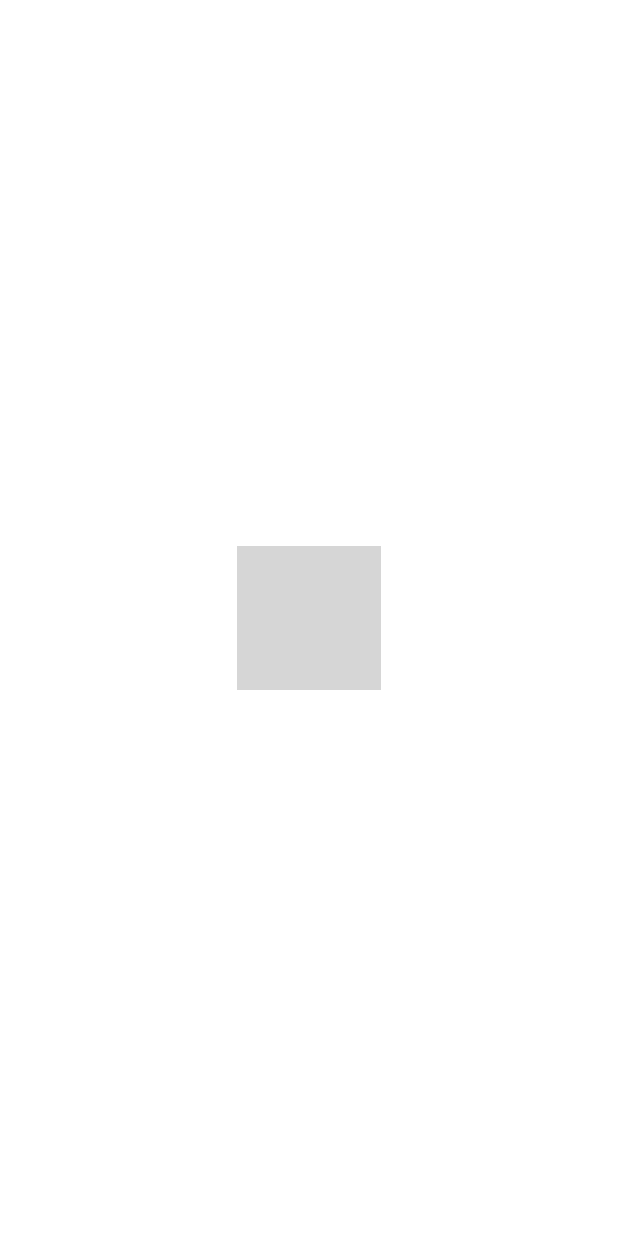
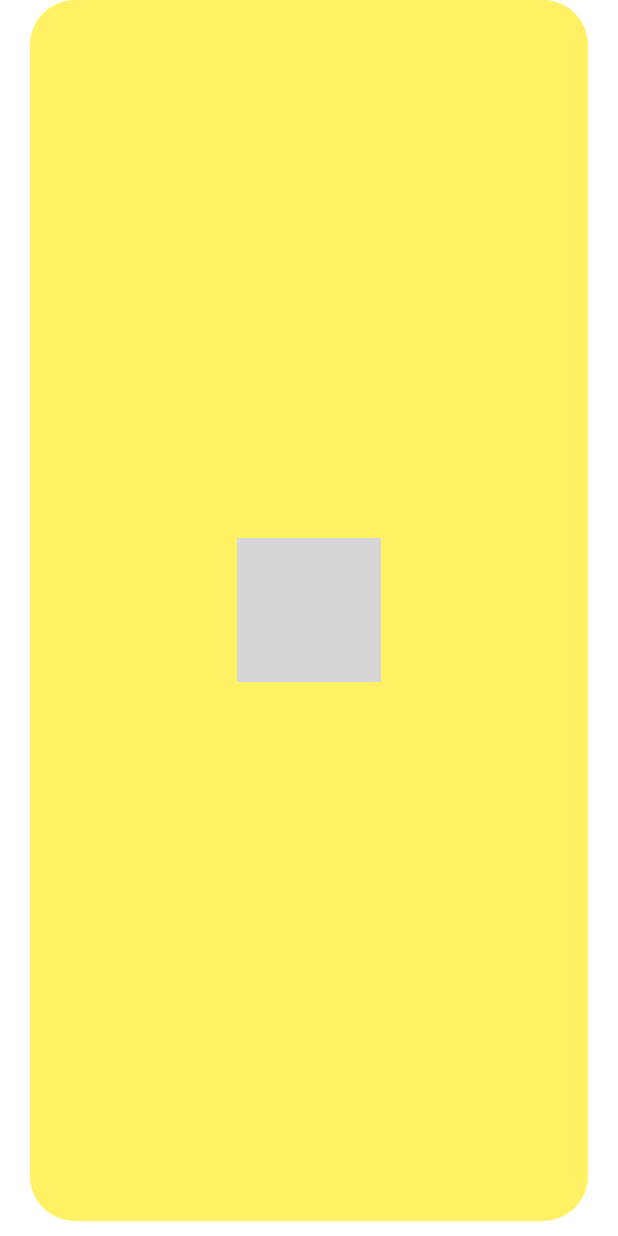
Before and after one commit to DokyeongHan/weatherand2, an Android app: the layout layout_one.xml on its own in the app's theme, with its tools: preview values and no code run, on a phone screen of 412 x 824 dp. Run offline under Robolectric (Android 15) with nearby library versions, the phone set to English and light mode, and no system bars; grey boxes are pictures that could not be loaded.

Commit message:
ui 변경

```diff
--- /dev/null
+++ b/app/src/main/res/drawable/rounded.xml
@@ -0,0 +1,6 @@
+<?xml version="1.0" encoding="UTF-8"?>
+<shape xmlns:android="http://schemas.android.com/apk/res/android">
+    <solid android:color="#FFF064"/>
+    <corners android:radius="30dip"/>
+    <padding android:left="0dip" android:top="0dip" android:right="0dip" android:bottom="0dip" />
+</shape>
--- /dev/null
+++ b/app/src/main/res/drawable/underline.xml
@@ -0,0 +1,4 @@
+<?xml version="1.0" encoding="utf-8"?>
+<selector xmlns:android="http://schemas.android.com/apk/res/android">
+
+</selector>
--- a/app/src/main/res/layout/layout_one.xml
+++ b/app/src/main/res/layout/layout_one.xml
@@ -1,14 +1,26 @@
 <?xml version="1.0" encoding="utf-8"?>
-<LinearLayout xmlns:android="http://schemas.android.com/apk/res/android"
+<RelativeLayout xmlns:android="http://schemas.android.com/apk/res/android"
     android:layout_width="fill_parent"
     android:layout_height="fill_parent"
     android:background="#FFFFFF"
     android:gravity="center|center"
     android:orientation="vertical">
 
-<ImageView
-    android:layout_width="wrap_content"
-    android:layout_height="wrap_content"
-    android:src="@drawable/man"/>
+    <RelativeLayout
+        android:layout_width="match_parent"
+        android:layout_height="match_parent"
+        android:layout_marginBottom="10dp"
+        android:layout_marginLeft="20dp"
+        android:layout_marginRight="20dp"
+        android:background="@drawable/rounded">
 
-</LinearLayout>
+        <ImageView
+            android:layout_width="wrap_content"
+            android:layout_height="wrap_content"
+            android:layout_centerInParent="true"
+            android:src="@drawable/man" />
+
+    </RelativeLayout>
+
+
+</RelativeLayout>
```
Also changed, not shown: app/src/main/java/com/example/asdzx/weatherand2/MainActivity.java (+7 -1 lines), app/src/main/res/layout/activity_main.xml (+18 -29 lines).
